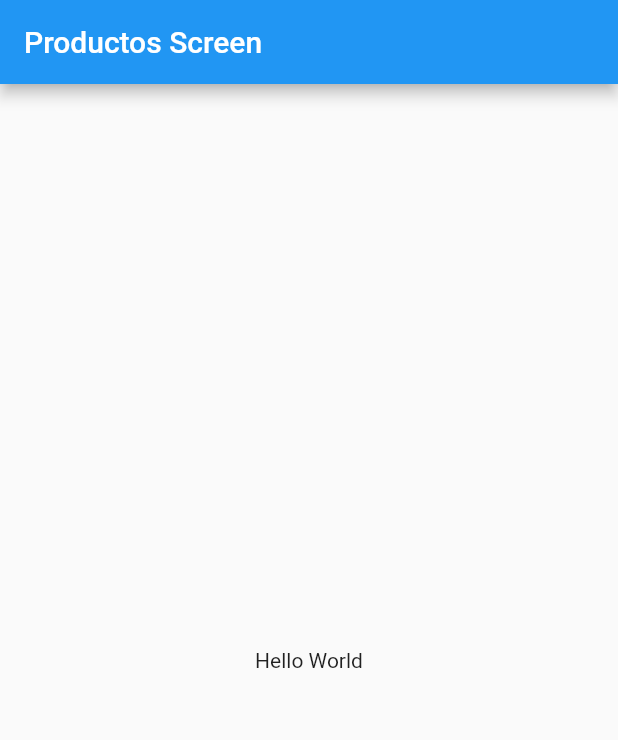
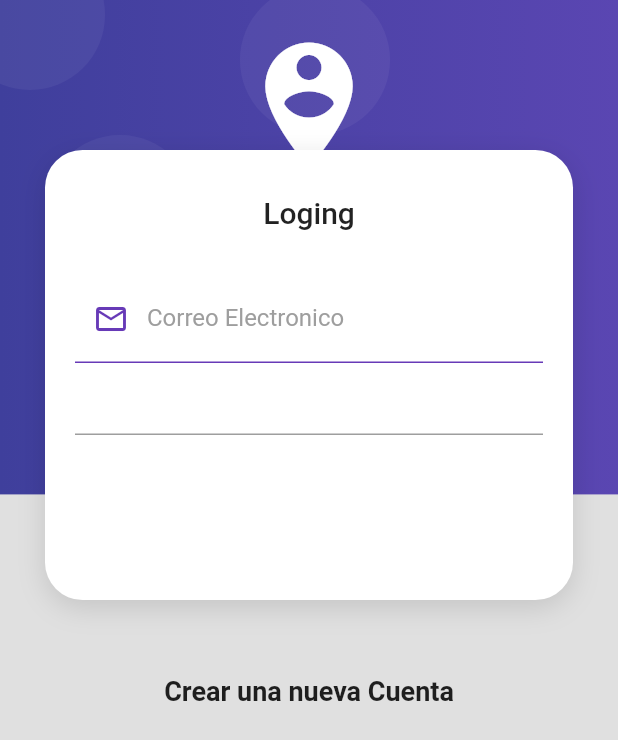
Before and after one commit to edwalpca/tws_productos_app, a Flutter app: the screen it shows after launch, on a phone screen of 412 x 824 dp. Shown: the top 740 px of the screen. Run offline on Flutter 3.47's test engine with Material 2 defaults, Android fonts, the phone set to English and light mode, and no system bars.

Commit message:
maquetado de la pantalla de Login antes de reutilizar los estilos de los inputs

```diff
--- a/lib/main.dart
+++ b/lib/main.dart
@@ -1,21 +1,29 @@
 import 'package:flutter/material.dart';
+import 'package:tsw_productos_app/screens/screens_export.dart';
 
 void main() => runApp(const MyApp());
 
 class MyApp extends StatelessWidget {
+  //
+  //
+  //
   const MyApp({super.key});
-
+  //
+  ///
+  ///
   @override
   Widget build(BuildContext context) {
     return MaterialApp(
       title: 'Productos Screeen',
-      home: Scaffold(
-        appBar: AppBar(
-          title: const Text('Productos Screen'),
-        ),
-        body: const Center(
-          child: Text('Hello World'),
-        ),
+      initialRoute: 'login',
+      routes: {
+        'login' : ( _ ) => const LoginScreen(),
+        'home'  : ( _ ) => const HomeScreen(),
+      },
+      //Realizo una copia del tema de todos sus valores
+      //pero unicamente modifica el background del Scaffold.
+      theme: ThemeData.light().copyWith(
+        scaffoldBackgroundColor: Colors.grey[300],
       ),
     );
   }
--- a/lib/screens/home_screen.dart
+++ b/lib/screens/home_screen.dart
@@ -0,0 +1,15 @@
+import 'package:flutter/material.dart';
+
+class HomeScreen extends StatelessWidget {
+
+  const HomeScreen({Key? key}) : super(key: key);
+
+  @override
+  Widget build(BuildContext context) {
+    return const Scaffold(
+      body: Center(
+         child: Text('Home Screen'),
+      ),
+    );
+  }
+}
--- a/lib/screens/login_screen.dart
+++ b/lib/screens/login_screen.dart
@@ -1,15 +1,107 @@
+import 'dart:ui';
+
 import 'package:flutter/material.dart';
+import 'package:tsw_productos_app/widgets/widgets_export.dart';
 
+//
+//
+//
+//
+//
+//
 class LoginScreen extends StatelessWidget {
+  //
+  //
+  //
+  //
+  const LoginScreen({Key? key}) : super(key: key);
+  //
+  //
+  //
+  //
+  @override
+  Widget build(BuildContext context) {
+    return Scaffold(
+        body: AuthBackGround(
+      child: SingleChildScrollView(
+        // controller: controller,
+        child: Column(children: [
+          //
+          //
+          //
+          //Espacio que dejo en la parte de arriba
+          const SizedBox(
+            height: 100,
+          ),
+          //
+          //
+          //
+          CardContainer(
+              child: Column(
+            children: [
+              const SizedBox(
+                height: 10,
+              ),
+              Text(
+                'Loging',
+                style: Theme.of(context).textTheme.headline6,
+              ),
+              const SizedBox(
+                height: 30,
+              ),
+              _LoginForm(),
+            ],
+          )),
+          const SizedBox(
+            height: 50,
+          ),
+          const Text(
+            'Crear una nueva Cuenta',
+            style: TextStyle(fontSize: 18, fontWeight: FontWeight.bold),
+          ),
+        ]),
+      ),
+    ));
+  }
+}
 
-  const LoginScreen({Key? key}) : super(key: key);
+class _LoginForm extends StatelessWidget {
+  const _LoginForm({super.key});
 
   @override
   Widget build(BuildContext context) {
-    return const Scaffold(
-      body: Center(
-         child: Text('LoginScreen'),
-      ),
+    return Container(
+      child: Form(
+          //TODO: Mantener la referencia al KEY
+          child: Column(
+        children: [
+
+
+          TextFormField(
+            autocorrect: false,
+            keyboardType: TextInputType.emailAddress,
+            decoration: const InputDecoration(
+                enabledBorder: UnderlineInputBorder(
+                    borderSide: BorderSide(
+                  color: Colors.deepPurple,
+                )),
+                focusedBorder: UnderlineInputBorder(
+                    borderSide: BorderSide(color: Colors.deepPurple, width: 2)),
+                hintText: 'Email',
+                labelText: 'Correo Electronico',
+                labelStyle: TextStyle(
+                  color: Colors.grey
+                ),
+                prefixIcon: Icon(Icons.email_outlined, color: Colors.deepPurple,)
+                //
+                //
+                ),
+
+
+          ),
+          TextFormField(),
+        ],
+      )),
     );
   }
 }
--- /dev/null
+++ b/lib/screens/screens_export.dart
@@ -0,0 +1,7 @@
+//
+//
+// Archivo que se encarga de realizar todas las exportaciones de las pantallas.
+//
+//
+export 'package:tsw_productos_app/screens/home_screen.dart';
+export 'package:tsw_productos_app/screens/login_screen.dart';
--- /dev/null
+++ b/lib/widgets/auth_background.dart
@@ -0,0 +1,146 @@
+import 'package:flutter/material.dart';
+
+//
+//
+//
+//
+class AuthBackGround extends StatelessWidget {
+  //
+  //
+  //
+  final Widget child;
+  //
+  //
+  const AuthBackGround({super.key, required this.child});
+  //
+  //
+  //
+  //
+  @override
+  Widget build(BuildContext context) {
+    return SizedBox(
+      //color: Colors.red,
+      width: double.infinity,
+      height: double.infinity,
+      child: Stack(
+        //
+        children: [
+          //
+          //Recuadro superior de la pantalla de Login.
+          const _PurpleBox(),
+          //ubicacion del Logo de la pantalla en el cual utilizo un icono
+          // a gran escala
+          const _HeaderIcon(),
+          //
+          //
+          child,
+        ],
+      ),
+    );
+  }
+}
+
+//
+//
+//
+class _HeaderIcon extends StatelessWidget {
+  const _HeaderIcon({
+    Key? key,
+  }) : super(key: key);
+
+  @override
+  Widget build(BuildContext context) {
+    return SafeArea(
+      child: Container(
+        margin: const EdgeInsets.only(top: 20),
+        width: double.infinity,
+        child: const Icon(
+          Icons.person_pin_circle,
+          color: Colors.white,
+          size: 100,
+        ),
+      ),
+    );
+  }
+}
+
+class _PurpleBox extends StatelessWidget {
+  const _PurpleBox({super.key});
+
+  @override
+  Widget build(BuildContext context) {
+    //
+    //
+    //
+    //Uso el media Query para capturar las dimensiones de las pantallas y en funcion de
+    //eso manejar por porcentajes los bloques
+    final size = MediaQuery.of(context).size;
+    //
+    //
+    return Container(
+      width: double.infinity,
+      // un 40% de la pantalla.
+      height: size.height * 0.4,
+      decoration: _purpleBackground(),
+      child: Stack(
+        //
+        //
+        //
+        children: const [
+          //Dibujo las Burbujas en el Header
+          //Burbujas
+          Positioned(
+            top: 90,
+            left: 30,
+            child: _Bubble(),
+          ),
+          Positioned(
+            top: -40,
+            left: -30,
+            child: _Bubble(),
+          ),
+          Positioned(
+            top: -10,
+            left: 160,
+            child: _Bubble(),
+          ),
+          Positioned(
+            top: 190,
+            left: 130,
+            child: _Bubble(),
+          ),
+          Positioned(
+            top: 120,
+            left: 250,
+            child: _Bubble(),
+          ),
+        ],
+      ),
+    );
+  }
+
+  BoxDecoration _purpleBackground() => const BoxDecoration(
+          gradient: LinearGradient(colors: [
+        Color.fromRGBO(63, 63, 156, 1),
+        Color.fromRGBO(90, 70, 178, 1)
+      ]));
+}
+
+//
+//
+//
+//Widget que voy a utilizar para Dibujar las Burbujas.
+class _Bubble extends StatelessWidget {
+  const _Bubble({super.key});
+
+  @override
+  Widget build(BuildContext context) {
+    return Container(
+      width: 100,
+      height: 100,
+      decoration: BoxDecoration(
+          borderRadius: BorderRadius.circular(100),
+          color: const Color.fromRGBO(255, 255, 255, 0.05)),
+    );
+  }
+}
--- /dev/null
+++ b/lib/widgets/card_container.dart
@@ -0,0 +1,49 @@
+import 'package:flutter/material.dart';
+
+class CardContainer extends StatelessWidget {
+  //
+  //
+  //Defini un parametro para que reciba un Widget.
+  final Widget child;
+  //
+  //
+  const CardContainer({
+    Key? key,
+    required this.child
+    }) : super(key: key);
+  //
+  //
+  //
+  //
+  @override
+  Widget build(BuildContext context) {
+    return Padding(
+      //Crea un separacion de los lados.
+      padding: const EdgeInsets.symmetric(horizontal: 30),
+      child: Container(
+        padding: const EdgeInsets.all(20),
+        width: double.infinity,
+        height: 300, //TODO: por borrar
+        decoration: _createCardShape(),
+        child: child,
+      ),
+    );
+  }
+
+  BoxDecoration _createCardShape() => BoxDecoration(
+          color: Colors.white,
+          //Para crear los border redondeados en las esquinas.
+          borderRadius: BorderRadius.circular(25),
+          boxShadow: const [
+            BoxShadow(
+              color: Colors.black12,
+              //Este se utiliza para exparsir el blur.
+              blurRadius: 15,
+              // la posicion de la sombra y la muevo hacia abajo
+              // Incremento el valor de X se mueve hacia la derecha, si lo coloco como negativo la sombra
+              // se mueve hacia la izquierda.
+              //La posicion Y si aumento baja la sombra, y lo coloco con negativos la sombra sube.
+              offset: Offset(0, 5),
+            )
+          ]);
+}
--- /dev/null
+++ b/lib/widgets/widgets_export.dart
@@ -0,0 +1,8 @@
+//
+
+//
+//
+//
+//
+export 'package:tsw_productos_app/widgets/card_container.dart';
+export 'package:tsw_productos_app/widgets/auth_background.dart';
```
